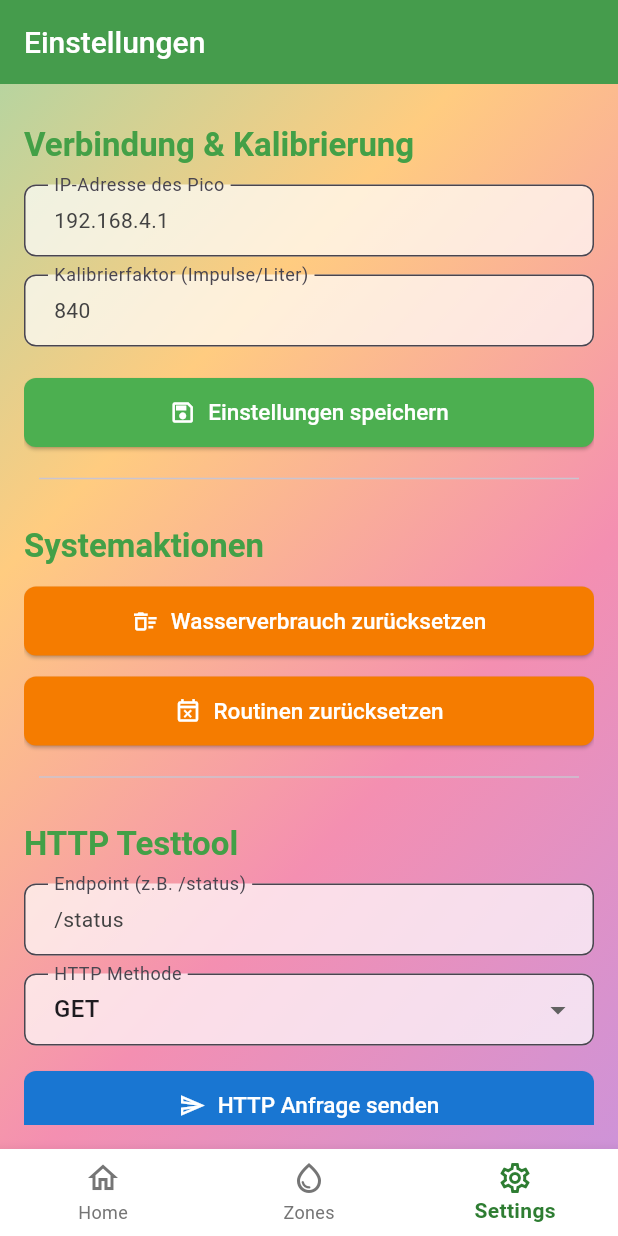
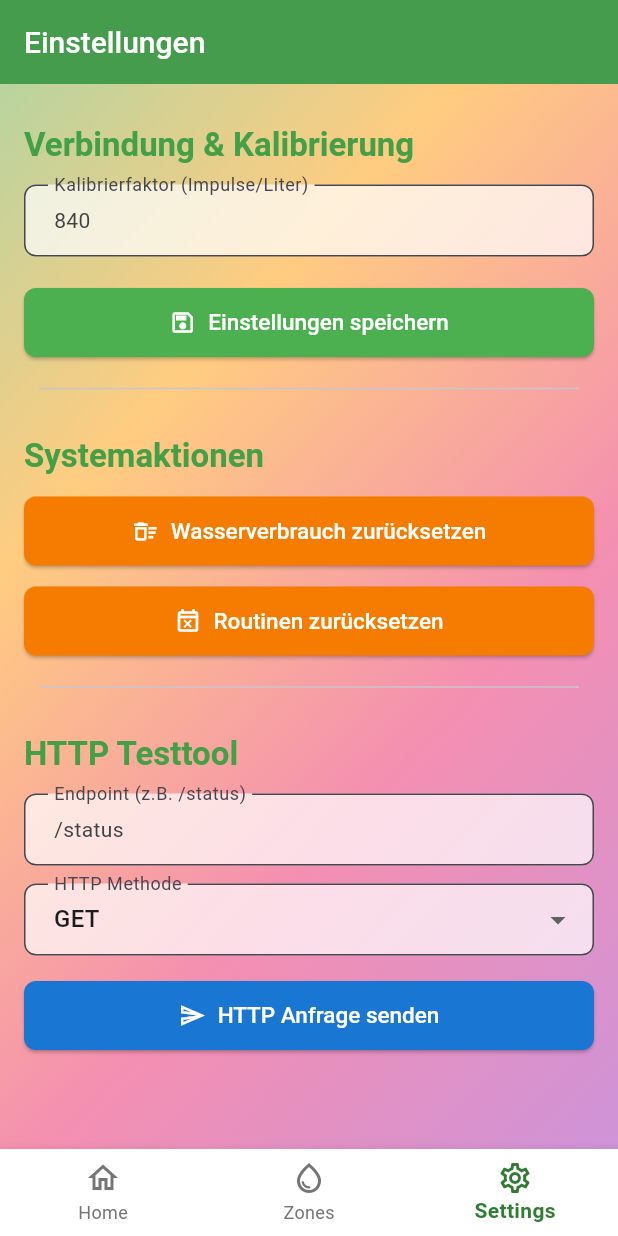
Before and after one commit to Noss1234/FlutterGB2, a Flutter app: the screen it shows after launch, swiped to page 3, on a phone screen of 412 x 824 dp. Run offline on Flutter 3.47's test engine with Material 3 defaults, Android fonts, the phone set to English and light mode, and no system bars; our stand-ins replace shared_preferences; network calls fail; statements that could not run were skipped.

Commit message:
Refactor: Hardcode Pico IP address and remove dynamic IP configuration.
This commit changes the application to use a fixed IP address ("192.168.8.170")
for communication with the Pico device, removing the previous functionality
that allowed dynamic configuration of the IP via SharedPreferences.

Changes include:
- Modified `PicoService.getBaseUrl()` to return the hardcoded IP address.
- Removed SharedPreferences logic for IP retrieval from `PicoService.getBaseUrl()`,
  `initializePicoService()` in `pico_initializer.dart`, and the local
  `initializePicoService()` in `zone_shedule_editor.dart`.
- Removed UI elements and associated logic for IP address input and
  saving from `SettingsScreen`.
- `HomeScreen` will now display the hardcoded IP address.

This change simplifies IP management and directs all Pico communication
to the specified fixed IP address.
`flutter analyze` reports no issues.

```diff
--- a/lib/models/zone_shedule_editor.dart
+++ b/lib/models/zone_shedule_editor.dart
@@ -1,6 +1,6 @@
 import 'package:flutter/material.dart';
 import 'package:intl/intl.dart';
-import 'package:shared_preferences/shared_preferences.dart';
+// import 'package:shared_preferences/shared_preferences.dart'; // Removed unused import
 import '../models/routine_time.dart';
 import '../models/zone_routine.dart';
 import '../services/pico_service.dart'; // Renamed import
@@ -220,8 +220,7 @@ class _ZoneScheduleEditorState extends State<ZoneScheduleEditor> {
 
 
   Future<void> initializePicoService() async { // Renamed initializeEspService
-  final prefs = await SharedPreferences.getInstance();
-  prefs.getString('pico_ip') ?? '192.168.1.123'; // esp_ip to pico_ip
+  // SharedPreferences logic removed as pico_ip is no longer used by PicoService.getBaseUrl
   pico = PicoService(); // esp to pico, EspService to PicoService
 }
 }
--- a/lib/screens/settings_screen.dart
+++ b/lib/screens/settings_screen.dart
@@ -13,7 +13,7 @@ class SettingsScreen extends StatefulWidget {
 
 // ⚙️ Einstellungen: IP-Adresse, Kalibrierung, Farben, zukünftige MQTT etc.
 class _SettingsScreenState extends State<SettingsScreen> {
-  final TextEditingController _ipController = TextEditingController();
+  // final TextEditingController _ipController = TextEditingController(); // Removed _ipController
   final TextEditingController _calibrationController = TextEditingController();
   final TextEditingController _httpTestEndpointController = TextEditingController(text: '/status');
   final TextEditingController _httpTestPostBodyController = TextEditingController();
@@ -31,7 +31,7 @@ class _SettingsScreenState extends State<SettingsScreen> {
 
   Future<void> _loadSettings() async {
     final prefs = await SharedPreferences.getInstance();
-    _ipController.text = prefs.getString('pico_ip') ?? '192.168.4.1'; // esp_ip to pico_ip
+    // _ipController.text = prefs.getString('pico_ip') ?? '192.168.4.1'; // Removed IP loading
     _calibrationController.text = prefs.getString('calibration') ?? '840';
   }
 
@@ -39,11 +39,11 @@ class _SettingsScreenState extends State<SettingsScreen> {
     setState(() => _isSaving = true);
     final prefs = await SharedPreferences.getInstance();
 
-    final rawIp = _ipController.text.trim();
-    final ip = rawIp.replaceAll(RegExp(r'^https?://'), '');
+    // final rawIp = _ipController.text.trim(); // Removed IP saving logic
+    // final ip = rawIp.replaceAll(RegExp(r'^https?://'), ''); // Removed IP saving logic
     final calibration = _calibrationController.text.trim();
 
-    await prefs.setString('pico_ip', ip); // esp_ip to pico_ip
+    // await prefs.setString('pico_ip', ip); // Removed IP saving logic
     await prefs.setString('calibration', calibration);
     await initializePicoService(); // initializeEspService to initializePicoService
 
@@ -178,7 +178,7 @@ class _SettingsScreenState extends State<SettingsScreen> {
 
   @override
   void dispose() {
-    _ipController.dispose();
+    // _ipController.dispose(); // Removed _ipController disposal
     _calibrationController.dispose();
     _httpTestEndpointController.dispose();
     _httpTestPostBodyController.dispose();
@@ -199,8 +199,8 @@ class _SettingsScreenState extends State<SettingsScreen> {
         child: ListView(
           children: [
             _buildSectionTitle("Verbindung & Kalibrierung", theme),
-            _buildTextField("IP-Adresse des Pico", _ipController, theme: theme), // ESP to Pico
-            const SizedBox(height: 12),
+            // _buildTextField("IP-Adresse des Pico", _ipController, theme: theme), // Removed IP TextField
+            // const SizedBox(height: 12), // Removed SizedBox if it was only for IP field
             _buildTextField(
               "Kalibrierfaktor (Impulse/Liter)",
               _calibrationController,
--- a/lib/services/pico_initializer.dart
+++ b/lib/services/pico_initializer.dart
@@ -1,10 +1,9 @@
-import 'package:shared_preferences/shared_preferences.dart';
+// import 'package:shared_preferences/shared_preferences.dart'; // Removed unused import
 import 'pico_service.dart'; // Renamed import
 
 late PicoService pico; // Renamed esp to pico, EspService to PicoService
 
 Future<void> initializePicoService() async { // Renamed initializeEspService to initializePicoService
-  final prefs = await SharedPreferences.getInstance();
-  prefs.getString('pico_ip') ?? '192.168.1.123'; // esp_ip to pico_ip
+  // SharedPreferences logic removed as pico_ip is no longer used by PicoService.getBaseUrl
   pico = PicoService(); // esp to pico, EspService to PicoService
 }
--- a/lib/services/pico_service.dart
+++ b/lib/services/pico_service.dart
@@ -1,7 +1,7 @@
 import 'dart:async'; // Added for Duration and .timeout()
 import 'dart:convert';
 import 'package:http/http.dart' as http;
-import 'package:shared_preferences/shared_preferences.dart';
+// import 'package:shared_preferences/shared_preferences.dart'; // Removed unused import
 import '../models/plant.dart'; // Assuming Plant model is one level up, in models/
 import 'package:flutter/foundation.dart';
 import '../models/zone_routine.dart';
@@ -11,9 +11,7 @@ class PicoService { // Renamed EspService to PicoService
   static const Duration defaultTimeout = Duration(seconds: 10); // Added default timeout
 
   static Future<String> getBaseUrl() async {
-    final prefs = await SharedPreferences.getInstance();
-    final ip = prefs.getString('pico_ip') ?? '192.168.4.1'; // esp_ip to pico_ip
-    return 'http://$ip';
+    return 'http://192.168.8.170'; // Hardcoded IP address
   }
 
   static Future<List<Plant>> getPlantsFromPico() async { // Renamed getPlantsFromESP
```
Also changed, not shown: 1 other file.
